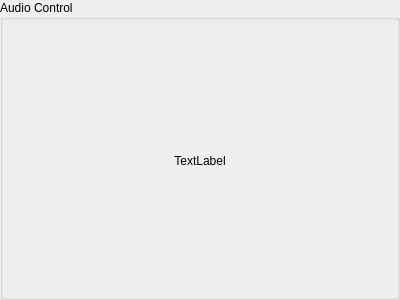
Above: StageRunner/gui/audiocontrolwidget.ui from Pit1966/StageRunner before the change. Below: the same form after it.
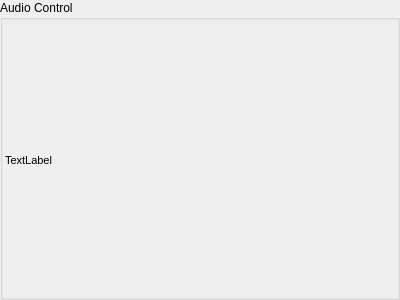
That is the form after the change.

What changed in the file:
```diff
--- a/StageRunner/gui/audiocontrolwidget.ui
+++ b/StageRunner/gui/audiocontrolwidget.ui
@@ -46,7 +46,7 @@
         <x>0</x>
         <y>0</y>
         <width>394</width>
-        <height>272</height>
+        <height>267</height>
        </rect>
       </property>
       <layout class="QVBoxLayout" name="mainLayout">
@@ -67,12 +67,12 @@
        </property>
        <item>
         <widget class="QLabel" name="statusLabel">
+         <property name="styleSheet">
+          <string notr="true">font-size: 8pt</string>
+         </property>
          <property name="text">
           <string>TextLabel</string>
          </property>
-         <property name="alignment">
-          <set>Qt::AlignCenter</set>
-         </property>
         </widget>
        </item>
       </layout>
```
Left out of the diff: 2 changed lines with no effect on the pictures.
